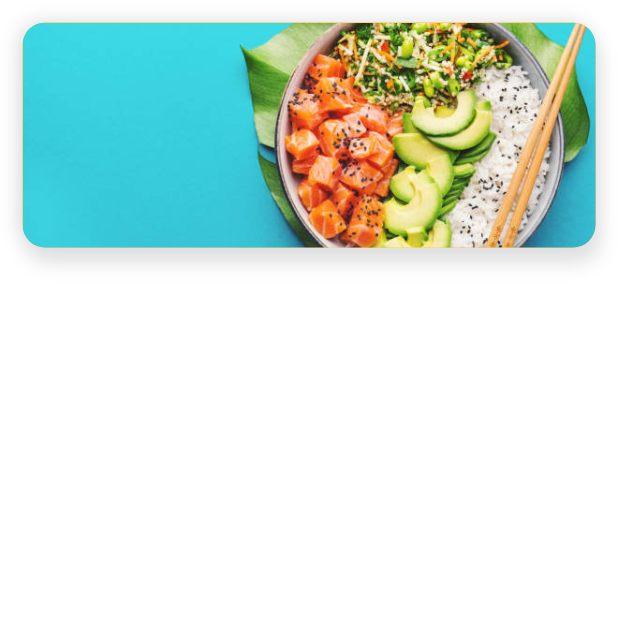
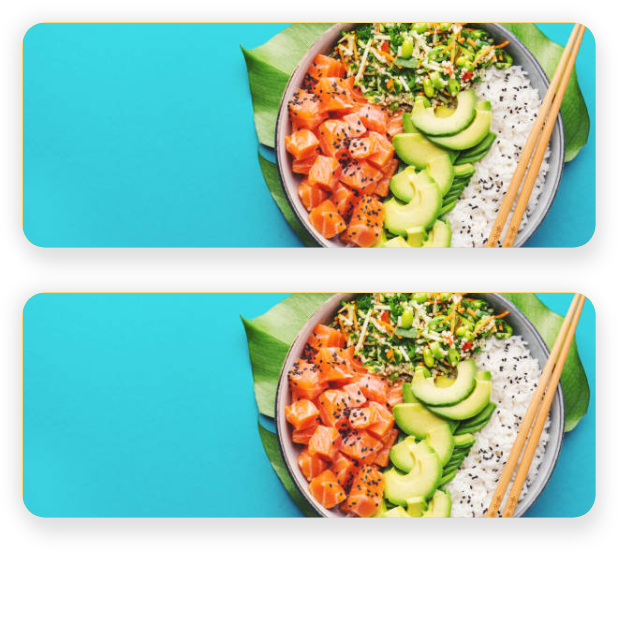
Before and after one commit to vickyd178/Flutter_Check_Internet_Availablity_With_Bloc, a Flutter app: the screen it shows after launch, on a phone screen of 412 x 824 dp, the top half of it. Run offline on Flutter 3.47's test engine with Material 2 defaults, Android fonts, the phone set to English and light mode, and no system bars; our stand-ins replace connectivity_plus, flutter_bloc, google_fonts.

Commit message:
Initial Commit

```diff
--- a/lib/main.dart
+++ b/lib/main.dart
@@ -22,7 +22,7 @@ class MyApp extends StatelessWidget {
         theme: ThemeData(
             textTheme:
                 GoogleFonts.nunitoTextTheme(Theme.of(context).textTheme)),
-        home: HomeScreen(),
+        home: const HomeScreen(),
       ),
     );
   }
--- a/lib/provider/homescreen.dart
+++ b/lib/provider/homescreen.dart
@@ -12,12 +12,11 @@ class HomeScreen extends StatelessWidget {
     return Scaffold(
       backgroundColor: Colors.white,
       body: SafeArea(
-        child: Center(
-            child: BlocConsumer<InternetBloc, InternetState>(
+        child: BlocConsumer<InternetBloc, InternetState>(
           listener: (context, state) => {
             if (state is InternetGainedState)
               {
-                ScaffoldMessenger.of(context).showSnackBar(SnackBar(
+                ScaffoldMessenger.of(context).showSnackBar(const SnackBar(
                   content: Text("Internet connected!"),
                   backgroundColor: Colors.green,
                 ))
@@ -25,46 +24,68 @@ class HomeScreen extends StatelessWidget {
             else if (state is InternetLostState)
               {
                 ScaffoldMessenger.of(context).showSnackBar(
-                  SnackBar(
-                    content: Text("Internet disonnected!"),
+                  const SnackBar(
+                    content: Text("Internet disconnected!"),
                     backgroundColor: Colors.redAccent,
                   ),
                 )
               }
           },
           builder: (context, state) {
-            if (state is InternetGainedState) {
-              return Column(
+            return SingleChildScrollView(
+              child: Column(
                 children: [
+                  if (state is InternetLostState) ...{
+                    Image.asset(
+                      "assets/no_internet.png",
+                      width: 300,
+                    ),
+                  },
                   Container(
                     height: 150,
-                    margin: EdgeInsets.all(15),
+                    margin: const EdgeInsets.all(15),
                     decoration: BoxDecoration(
                         boxShadow: [
                           BoxShadow(
                               blurRadius: 10,
                               color: Colors.grey.shade300,
-                              offset: Offset(3, 10)),
+                              offset: const Offset(3, 10)),
                           BoxShadow(
                               blurRadius: 10,
                               color: Colors.grey.shade300,
-                              offset: Offset(-3, -1)),
+                              offset: const Offset(-3, -1)),
                         ],
                         color: Colors.amber,
                         borderRadius: BorderRadius.circular(15),
-                        image: DecorationImage(
+                        image: const DecorationImage(
+                            image: AssetImage("assets/food_image.png"),
+                            fit: BoxFit.cover)),
+                  ),
+                  Container(
+                    height: 150,
+                    margin: const EdgeInsets.all(15),
+                    decoration: BoxDecoration(
+                        boxShadow: [
+                          BoxShadow(
+                              blurRadius: 10,
+                              color: Colors.grey.shade300,
+                              offset: const Offset(3, 10)),
+                          BoxShadow(
+                              blurRadius: 10,
+                              color: Colors.grey.shade300,
+                              offset: const Offset(-3, -1)),
+                        ],
+                        color: Colors.amber,
+                        borderRadius: BorderRadius.circular(15),
+                        image: const DecorationImage(
                             image: AssetImage("assets/food_image.png"),
                             fit: BoxFit.cover)),
                   ),
                 ],
-              );
-            } else if (state is InternetLostState) {
-              return Image.asset("assets/no_internet.png");
-            } else {
-              return Text("Loading...");
-            }
+              ),
+            );
           },
-        )),
+        ),
       ),
     );
   }
```
